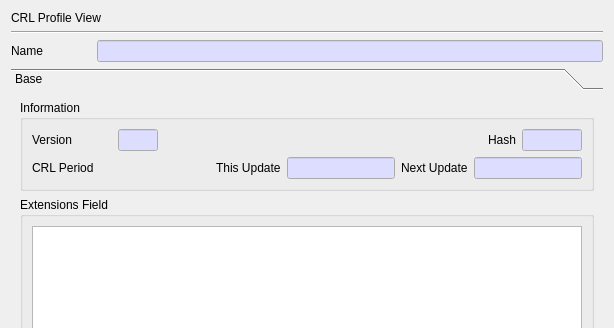
Before: the Qt Designer form CertMan/view_crl_profile_dlg.ui in jykim74/CertMan, drawn with Qt 5; both pictures show x 0 to 614 and y 0 to 328 of the 614 by 640 pixel window.
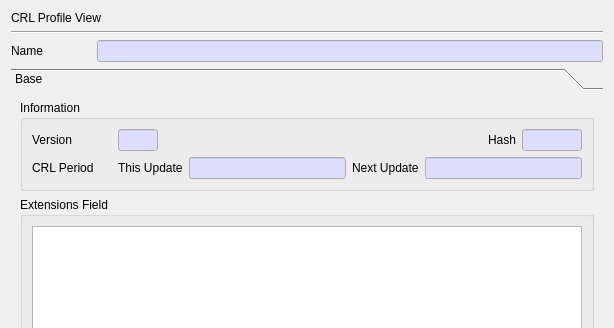
After: the same form once the commit is applied.

Commit message: 프로파일 UI 개선

Diff of the .ui file:
```diff
--- a/CertMan/view_crl_profile_dlg.ui
+++ b/CertMan/view_crl_profile_dlg.ui
@@ -249,88 +249,54 @@
           </item>
           <item>
            <layout class="QGridLayout" name="gridLayout_4">
-            <item row="0" column="4">
+            <item row="0" column="3">
              <widget class="QLabel" name="label_7">
               <property name="text">
                <string>Next Update</string>
               </property>
              </widget>
             </item>
-            <item row="0" column="5">
-             <widget class="QLineEdit" name="mNextUpdateText">
-              <property name="palette">
-               <palette>
-                <active>
-                 <colorrole role="Base">
-                  <brush brushstyle="SolidPattern">
-                   <color alpha="255">
-                    <red>221</red>
-                    <green>221</green>
-                    <blue>255</blue>
-                   </color>
-                  </brush>
-                 </colorrole>
-                </active>
-                <inactive>
-                 <colorrole role="Base">
-                  <brush brushstyle="SolidPattern">
-                   <color alpha="255">
-                    <red>221</red>
-                    <green>221</green>
-                    <blue>255</blue>
-                   </color>
-                  </brush>
-                 </colorrole>
-                </inactive>
-                <disabled/>
-               </palette>
-              </property>
-              <property name="readOnly">
-               <bool>true</bool>
-              </property>
-             </widget>
-            </item>
-            <item row="0" column="3">
-             <widget class="QLineEdit" name="mThisUpdateText">
-              <property name="palette">
-               <palette>
-                <active>
-                 <colorrole role="Base">
-                  <brush brushstyle="SolidPattern">
-                   <color alpha="255">
-                    <red>221</red>
-                    <green>221</green>
-                    <blue>255</blue>
-                   </color>
-                  </brush>
-                 </colorrole>
-                </active>
-                <inactive>
-                 <colorrole role="Base">
-                  <brush brushstyle="SolidPattern">
-                   <color alpha="255">
-                    <red>221</red>
-                    <green>221</green>
-                    <blue>255</blue>
-                   </color>
-                  </brush>
-                 </colorrole>
-                </inactive>
-                <disabled/>
-               </palette>
-              </property>
-              <property name="readOnly">
-               <bool>true</bool>
-              </property>
-             </widget>
-            </item>
-            <item row="0" column="2">
+            <item row="0" column="1">
              <widget class="QLabel" name="label_6">
               <property name="text">
                <string>This Update</string>
               </property>
              </widget>
             </item>
+            <item row="0" column="2">
+             <widget class="QLineEdit" name="mThisUpdateText">
+              <property name="palette">
+               <palette>
+                <active>
+                 <colorrole role="Base">
+                  <brush brushstyle="SolidPattern">
+                   <color alpha="255">
+                    <red>221</red>
+                    <green>221</green>
+                    <blue>255</blue>
+                   </color>
+                  </brush>
+                 </colorrole>
+                </active>
+                <inactive>
+                 <colorrole role="Base">
+                  <brush brushstyle="SolidPattern">
+                   <color alpha="255">
+                    <red>221</red>
+                    <green>221</green>
+                    <blue>255</blue>
+                   </color>
+                  </brush>
+                 </colorrole>
+                </inactive>
+                <disabled/>
+               </palette>
+              </property>
+              <property name="readOnly">
+               <bool>true</bool>
+              </property>
+             </widget>
+            </item>
             <item row="0" column="0">
              <widget class="QLabel" name="mCRLPeriodLabel">
               <property name="minimumSize">
@@ -344,18 +310,39 @@
               </property>
              </widget>
             </item>
-            <item row="0" column="1">
-             <spacer name="horizontalSpacer_7">
-              <property name="orientation">
-               <enum>Qt::Horizontal</enum>
+            <item row="0" column="4">
+             <widget class="QLineEdit" name="mNextUpdateText">
+              <property name="palette">
+               <palette>
+                <active>
+                 <colorrole role="Base">
+                  <brush brushstyle="SolidPattern">
+                   <color alpha="255">
+                    <red>221</red>
+                    <green>221</green>
+                    <blue>255</blue>
+                   </color>
+                  </brush>
+                 </colorrole>
+                </active>
+                <inactive>
+                 <colorrole role="Base">
+                  <brush brushstyle="SolidPattern">
+                   <color alpha="255">
+                    <red>221</red>
+                    <green>221</green>
+                    <blue>255</blue>
+                   </color>
+                  </brush>
+                 </colorrole>
+                </inactive>
+                <disabled/>
+               </palette>
               </property>
-              <property name="sizeHint" stdset="0">
-               <size>
-                <width>40</width>
-                <height>20</height>
-               </size>
+              <property name="readOnly">
+               <bool>true</bool>
               </property>
-             </spacer>
+             </widget>
             </item>
            </layout>
           </item>
```
The commit also changes 5 other files.
